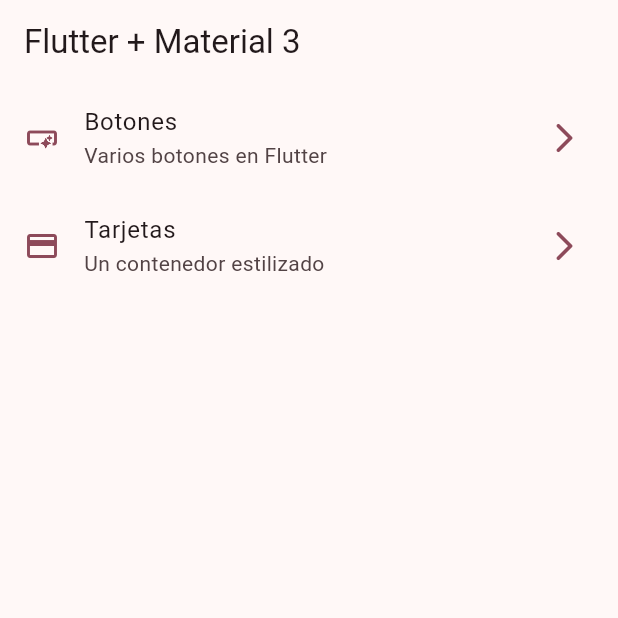
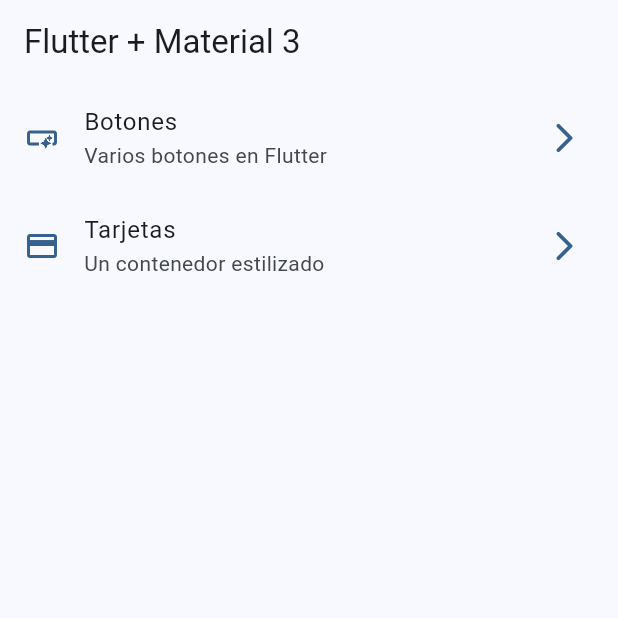
Before and after one commit to jmorenoalva/widgets_app_flutter, a Flutter app: the screen it shows after launch, on a phone screen of 412 x 824 dp, the top half of it. Run offline on Flutter 3.47's test engine with Material 3 defaults, Android fonts, the phone set to English and light mode, and no system bars; our stand-ins replace go_router.

```diff
--- /dev/null
+++ b/lib/config/router/app_router.dart
@@ -0,0 +1,26 @@
+import 'package:go_router/go_router.dart';
+import 'package:widgets_app/presentation/screens/screens.dart';
+
+// GoRouter configuration
+final appRouter = GoRouter(
+  initialLocation: '/',
+  routes: [
+
+
+
+    GoRoute(
+      path: '/',
+      builder: (context, state) => const HomeScreen(),
+    ),
+
+    GoRoute(
+      path: '/buttons',
+      builder: (context, state) => const ButtonsScreen(),
+    ),
+
+    GoRoute(
+      path: '/cards',
+      builder: (context, state) => const CardsScreen(),
+    ),
+  ],
+);
--- a/lib/main.dart
+++ b/lib/main.dart
@@ -1,8 +1,6 @@
 import 'package:flutter/material.dart';
+import 'package:widgets_app/config/router/app_router.dart';
 import 'package:widgets_app/config/theme/app_theme.dart';
-import 'package:widgets_app/presentation/screens/buttons/buttons_screen.dart';
-import 'package:widgets_app/presentation/screens/cards/cards_screen.dart';
-import 'package:widgets_app/presentation/screens/home/home_screen.dart';
 
 void main() {
   runApp(const MainApp());
@@ -13,14 +11,12 @@ class MainApp extends StatelessWidget {
 
   @override
   Widget build(BuildContext context) {
-    return MaterialApp(
+    return MaterialApp.router(
+      routerConfig: appRouter,
       debugShowCheckedModeBanner: false,
-      theme: AppTheme(selectedColor:8).getTheme(),
-      home: const HomeScreen(),
-      routes: {
-        '/buttons': (context) => const ButtonsScreen(),
-        '/cards': (context) => const CardsScreen(),
-      },
+      theme: AppTheme(selectedColor:0).getTheme(),
+
+
     );
   }
 }
--- a/lib/presentation/screens/home/home_screen.dart
+++ b/lib/presentation/screens/home/home_screen.dart
@@ -1,6 +1,7 @@
 import 'package:flutter/material.dart';
+import 'package:go_router/go_router.dart';
 import 'package:widgets_app/config/menu/menu_items.dart';
-import 'package:widgets_app/presentation/screens/buttons/buttons_screen.dart';
+
 
 class HomeScreen extends StatelessWidget {
   const HomeScreen({super.key});
@@ -57,7 +58,9 @@ class _CustomListTile extends StatelessWidget {
         //   ),
         // );
 
-        Navigator.pushNamed(context, menuItem.link);
+        // Navigator.pushNamed(context, menuItem.link);
+
+        context.push( menuItem.link );
 
       },
     );
--- /dev/null
+++ b/lib/presentation/screens/screens.dart
@@ -0,0 +1,3 @@
+export 'package:widgets_app/presentation/screens/buttons/buttons_screen.dart';
+export 'package:widgets_app/presentation/screens/cards/cards_screen.dart';
+export 'package:widgets_app/presentation/screens/home/home_screen.dart';
--- a/pubspec.yaml
+++ b/pubspec.yaml
@@ -9,11 +9,12 @@ environment:
 dependencies:
   flutter:
     sdk: flutter
+  go_router: ^14.6.3
 
 dev_dependencies:
+  flutter_lints: ^4.0.0
   flutter_test:
     sdk: flutter
-  flutter_lints: ^4.0.0
 
 flutter:
   uses-material-design: true
```
Also changed, not shown: pubspec.lock.
